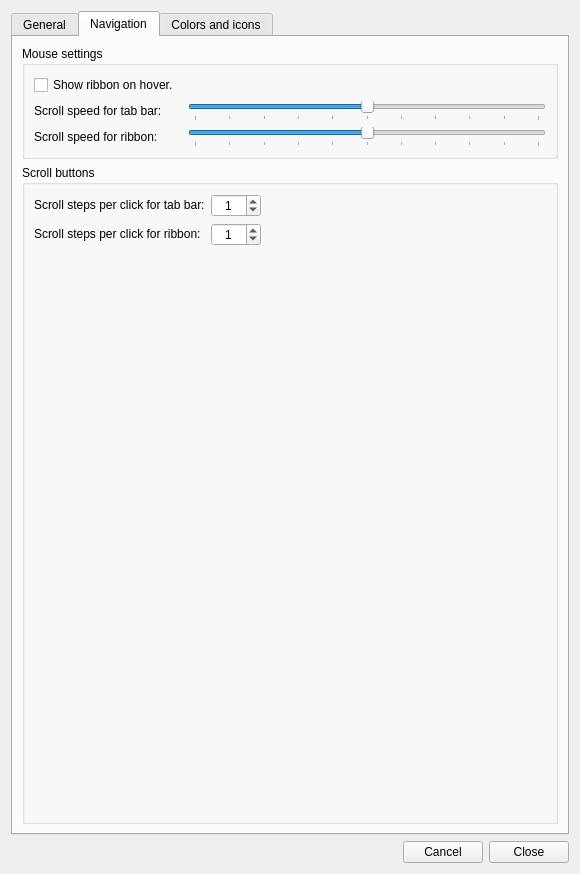
Old version of the form Resources/ui/Settings.ui in the repository APEbbers/FreeCAD-Ribbon.
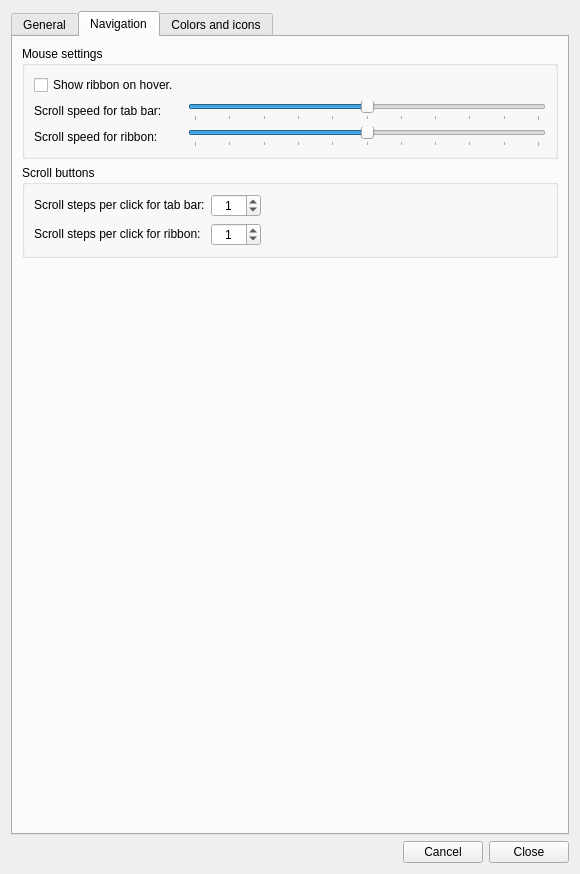
New version of the form. The open tabs and pages were chosen to show the change. Custom widgets are drawn as their Qt base class.

Commit message: Re- positioned a spacer

What changed in the file:
```diff
--- a/Resources/ui/Settings.ui
+++ b/Resources/ui/Settings.ui
@@ -962,19 +962,6 @@
             </item>
            </layout>
           </item>
-          <item row="1" column="0">
-           <spacer name="verticalSpacer">
-            <property name="orientation">
-             <enum>Qt::Orientation::Vertical</enum>
-            </property>
-            <property name="sizeHint" stdset="0">
-             <size>
-              <width>20</width>
-              <height>40</height>
-             </size>
-            </property>
-           </spacer>
-          </item>
           <item row="0" column="1">
            <spacer name="horizontalSpacer_4">
             <property name="orientation">
@@ -1115,6 +1102,19 @@
          </layout>
         </widget>
        </item>
+       <item row="2" column="0">
+        <spacer name="verticalSpacer">
+         <property name="orientation">
+          <enum>Qt::Orientation::Vertical</enum>
+         </property>
+         <property name="sizeHint" stdset="0">
+          <size>
+           <width>20</width>
+           <height>40</height>
+          </size>
+         </property>
+        </spacer>
+       </item>
       </layout>
      </widget>
      <widget class="QWidget" name="tab_2">
```
Left out of the diff: 2 changed lines with no effect on the pictures. The commit also changes 1 other file.
